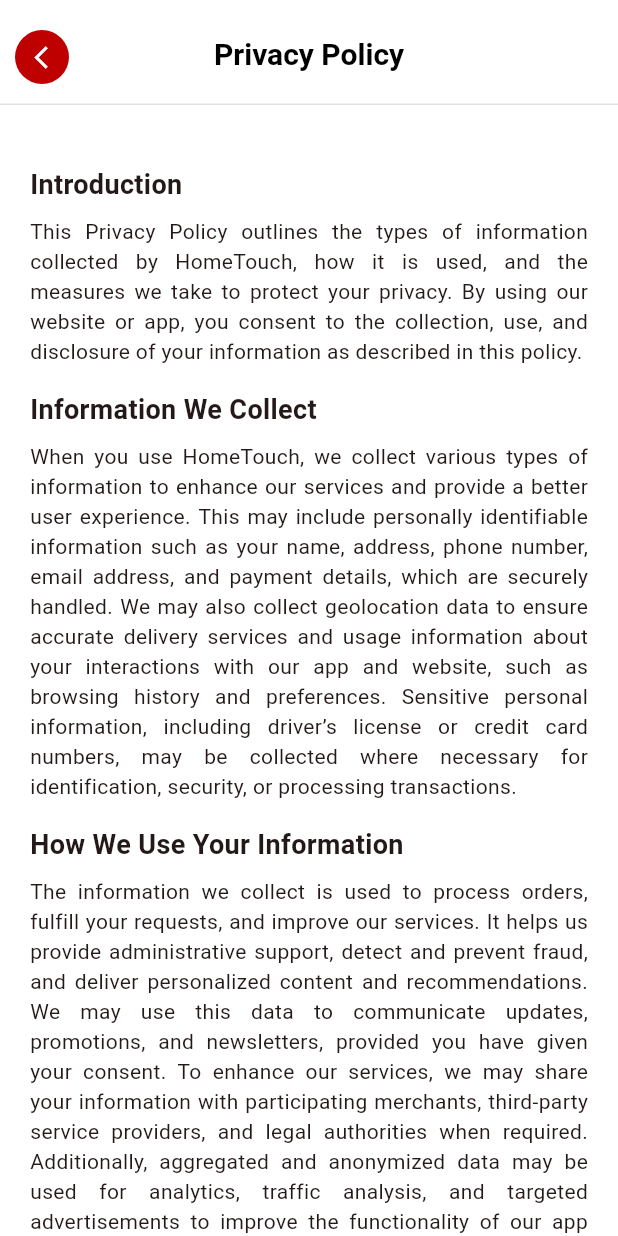
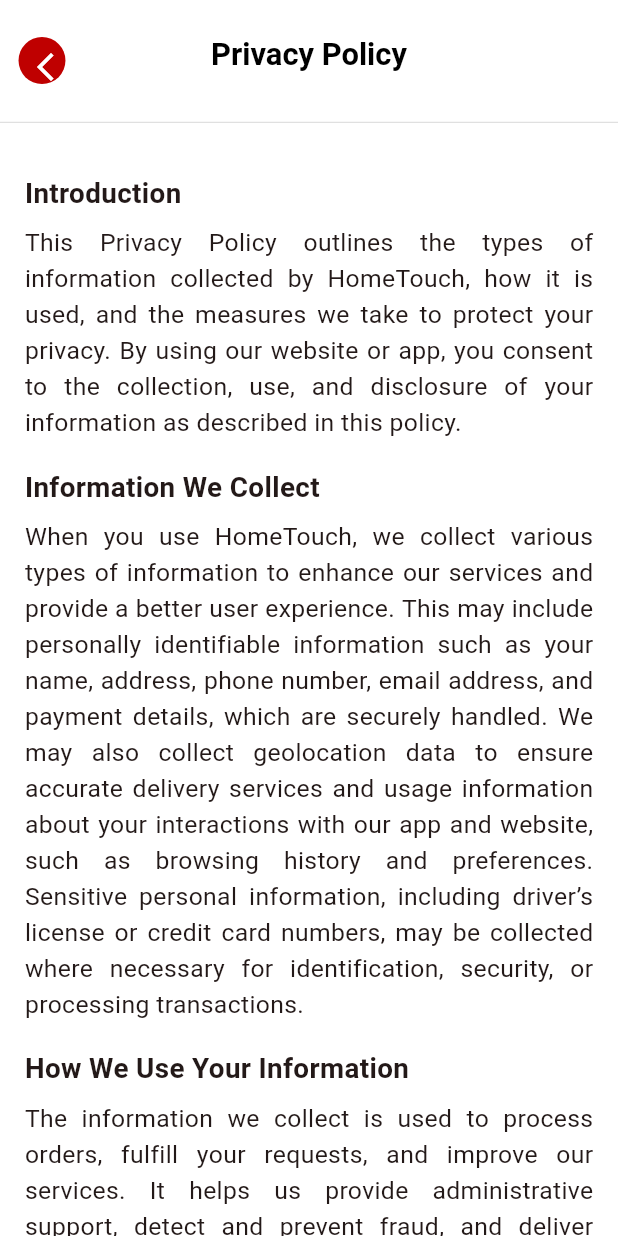
Before and after one commit to murtadha88/hometouch, a Flutter app: the SettingsPage screen opened directly, after a tap on "About Us", on a phone screen of 412 x 824 dp. Run offline on Flutter 3.47's test engine with Material 3 defaults, Android fonts, the phone set to English and light mode, and no system bars; our stand-ins replace cloud_firestore, firebase_auth, firebase_core, google_sign_in, shared_preferences; missing offline and left inert: flutter_facebook_auth; accounts and stored records are empty; network calls fail.

```diff
--- a/lib/main.dart
+++ b/lib/main.dart
@@ -1,7 +1,9 @@
 import 'package:firebase_core/firebase_core.dart';
 import 'package:flutter/material.dart';
 import 'package:hometouch/firebase_options.dart';
-import 'login_page.dart';
+// import 'login_page.dart';
+import 'progress_screen_page.dart';
+// import 'package:shared_preferences/shared_preferences.dart';
 
 void main() async {
   WidgetsFlutterBinding.ensureInitialized();
@@ -39,7 +41,7 @@
         colorScheme: ColorScheme.fromSeed(seedColor: Colors.red),
         useMaterial3: true,
       ),
-      home: const LoginPage(),
+      home: const ProgressScreen(),
     );
   }
 }
--- a/lib/pravicy_policy_page.dart
+++ b/lib/pravicy_policy_page.dart
@@ -3,19 +3,26 @@
 void main() {
   runApp(MaterialApp(
     debugShowCheckedModeBanner: false,
-    home: PrivactPolicy(),
+    home: PrivacyPolicy(),
   ));
 }
 
-class PrivactPolicy extends StatelessWidget {
+class PrivacyPolicy extends StatelessWidget {
   @override
   Widget build(BuildContext context) {
+    final double screenWidth = MediaQuery.of(context).size.width;
+    final double screenHeight = MediaQuery.of(context).size.height;
+
     return Scaffold(
       appBar: PreferredSize(
-        preferredSize: Size.fromHeight(70),
+        preferredSize: Size.fromHeight(screenHeight * 0.1),
         child: AppBar(
           leading: Padding(
-            padding: const EdgeInsets.only(top: 20.0, left: 8.0, right: 8.0),
+            padding: EdgeInsets.only(
+              top: screenHeight * 0.03,
+              left: screenWidth * 0.02,
+              right: screenWidth * 0.02,
+            ),
             child: GestureDetector(
               onTap: () {
                 Navigator.pop(context);
@@ -23,27 +30,29 @@
               child: Container(
                 decoration: BoxDecoration(
                   shape: BoxShape.circle,
-                  color: Color(0xFFBF0000),
+                  color: const Color(0xFFBF0000),
                 ),
                 alignment: Alignment.center,
-                padding: const EdgeInsets.only(
-                    top: 8.0, left: 12.0, right: 4.0, bottom: 8.0),
-                child: Icon(
-                  Icons.arrow_back_ios,
-                  color: Colors.white,
-                  size: 18,
+                padding: EdgeInsets.all(screenHeight * 0.01),
+                child: Padding(
+                  padding: EdgeInsets.only(left: screenWidth * 0.02),
+                  child: Icon(
+                    Icons.arrow_back_ios,
+                    color: Colors.white,
+                    size: screenWidth * 0.055,
+                  ),
                 ),
               ),
             ),
           ),
           title: Padding(
-            padding: const EdgeInsets.only(top: 16.0),
+            padding: EdgeInsets.only(top: screenHeight * 0.02),
             child: Text(
               'Privacy Policy',
               style: TextStyle(
                 fontWeight: FontWeight.bold,
                 color: Colors.black,
-                fontSize: 20,
+                fontSize: screenWidth * 0.05,
               ),
             ),
           ),
@@ -51,13 +60,11 @@
           backgroundColor: Colors.white,
           elevation: 0,
           bottom: PreferredSize(
-            preferredSize: Size.fromHeight(1),
+            preferredSize: Size.fromHeight(screenHeight * 0.002),
             child: Divider(
-              thickness: 1,
+              thickness: screenHeight * 0.001,
               color: Colors.grey[300],
-              height: 1,
-              indent: 0,
-              endIndent: 0,
+              height: screenHeight * 0.002,
             ),
           ),
         ),
@@ -65,119 +72,127 @@
       backgroundColor: Colors.white,
       body: SingleChildScrollView(
         child: Padding(
-          padding: const EdgeInsets.all(20.0),
+          padding: EdgeInsets.all(screenWidth * 0.04),
           child: Column(
             crossAxisAlignment: CrossAxisAlignment.start,
             children: [
               Padding(
-                padding: const EdgeInsets.only(top: 20.0),
+                padding: EdgeInsets.only(top: screenHeight * 0.02),
                 child: Text(
                   'Introduction',
                   style: TextStyle(
-                    fontSize: 18.0,
+                    fontSize: screenWidth * 0.045,
                     fontWeight: FontWeight.bold,
                   ),
                 ),
               ),
-              SizedBox(height: 8.0),
+              SizedBox(height: screenHeight * 0.01),
               Text(
                 'This Privacy Policy outlines the types of information collected by HomeTouch, how it is used, and the measures we take to protect your privacy. By using our website or app, you consent to the collection, use, and disclosure of your information as described in this policy.',
                 textAlign: TextAlign.justify,
+                style: TextStyle(fontSize: screenWidth * 0.04),
               ),
-              SizedBox(height: 16.0),
+              SizedBox(height: screenHeight * 0.02),
               Text(
                 'Information We Collect',
                 style: TextStyle(
-                  fontSize: 18.0,
+                  fontSize: screenWidth * 0.045,
                   fontWeight: FontWeight.bold,
                 ),
               ),
-              SizedBox(height: 8.0),
+              SizedBox(height: screenHeight * 0.01),
               Text(
                 'When you use HomeTouch, we collect various types of information to enhance our services and provide a better user experience. This may include personally identifiable information such as your name, address, phone number, email address, and payment details, which are securely handled. We may also collect geolocation data to ensure accurate delivery services and usage information about your interactions with our app and website, such as browsing history and preferences. Sensitive personal information, including driver’s license or credit card numbers, may be collected where necessary for identification, security, or processing transactions.',
                 textAlign: TextAlign.justify,
+                style: TextStyle(fontSize: screenWidth * 0.04),
               ),
-              SizedBox(height: 16.0),
+              SizedBox(height: screenHeight * 0.02),
               Text(
                 'How We Use Your Information',
                 style: TextStyle(
-                  fontSize: 18.0,
+                  fontSize: screenWidth * 0.045,
                   fontWeight: FontWeight.bold,
                 ),
               ),
-              SizedBox(height: 8.0),
+              SizedBox(height: screenHeight * 0.01),
               Text(
                 'The information we collect is used to process orders, fulfill your requests, and improve our services. It helps us provide administrative support, detect and prevent fraud, and deliver personalized content and recommendations. We may use this data to communicate updates, promotions, and newsletters, provided you have given your consent. To enhance our services, we may share your information with participating merchants, third-party service providers, and legal authorities when required. Additionally, aggregated and anonymized data may be used for analytics, traffic analysis, and targeted advertisements to improve the functionality of our app and website.',
                 textAlign: TextAlign.justify,
+                style: TextStyle(fontSize: screenWidth * 0.04),
               ),
-              SizedBox(height: 16.0),
+              SizedBox(height: screenHeight * 0.02),
               Text(
                 'Cookies and Tracking Technologies',
                 style: TextStyle(
-                  fontSize: 18.0,
+                  fontSize: screenWidth * 0.045,
                   fontWeight: FontWeight.bold,
                 ),
               ),
-              SizedBox(height: 8.0),
+              SizedBox(height: screenHeight * 0.01),
               Text(
                 'HomeTouch also uses cookies and other tracking technologies to automatically collect usage data whenever you interact with our platform. This data includes details about your device, operating system, and browsing activity. Such information allows us to diagnose technical issues, secure our platform, and improve your overall experience. Although this data is non-personally identifiable, we may share it with analytics partners and service providers for operational purposes.',
                 textAlign: TextAlign.justify,
+                style: TextStyle(fontSize: screenWidth * 0.04),
               ),
-              SizedBox(height: 16.0),
+              SizedBox(height: screenHeight * 0.02),
               Text(
                 'Compliance and Legal Disclosures',
                 style: TextStyle(
-                  fontSize: 18.0,
+                  fontSize: screenWidth * 0.045,
                   fontWeight: FontWeight.bold,
                 ),
               ),
-              SizedBox(height: 8.0),
+              SizedBox(height: screenHeight * 0.01),
               Text(
                 'To comply with legal requirements or protect our rights, we may disclose collected information to relevant authorities. In cases of mergers, acquisitions, or restructuring, your data may be transferred as part of the business assets. HomeTouch is committed to safeguarding your information and ensures that any such transfer complies with applicable laws.',
                 textAlign: TextAlign.justify,
+                style: TextStyle(fontSize: screenWidth * 0.04),
               ),
-              SizedBox(height: 16.0),
+              SizedBox(height: screenHeight * 0.02),
               Text(
                 'Third-Party Links and Services',
                 style: TextStyle(
-                  fontSize: 18.0,
+                  fontSize: screenWidth * 0.045,
                   fontWeight: FontWeight.bold,
                 ),
               ),
-              SizedBox(height: 8.0),
+              SizedBox(height: screenHeight * 0.01),
               Text(
                 'HomeTouch may include links to third-party websites or services. We are not responsible for their privacy practices, and users are encouraged to review their respective policies.',
                 textAlign: TextAlign.justify,
+                style: TextStyle(fontSize: screenWidth * 0.04),
               ),
-              SizedBox(height: 16.0),
+              SizedBox(height: screenHeight * 0.02),
               Text(
                 'Additional Rights for Residents',
                 style: TextStyle(
-                  fontSize: 18.0,
+                  fontSize: screenWidth * 0.045,
                   fontWeight: FontWeight.bold,
                 ),
               ),
-              SizedBox(height: 8.0),
+              SizedBox(height: screenHeight * 0.01),
               Text(
                 "Residents of certain jurisdictions, such as California and New York, have additional rights regarding the collection and use of their personal data. For example, California residents may request access to the categories of personal information shared with third parties and opt out of certain disclosures. Similarly, New York City residents can opt out of sharing their customer data with merchants. If you have specific concerns or wish to exercise your rights, please contact us at the details provided below.",
                 textAlign: TextAlign.justify,
+                style: TextStyle(fontSize: screenWidth * 0.04),
               ),
-              SizedBox(height: 16.0),
+              SizedBox(height: screenHeight * 0.02),
               Text(
                 'Policy Updates',
                 style: TextStyle(
-                  fontSize: 18.0,
+                  fontSize: screenWidth * 0.045,
                   fontWeight: FontWeight.bold,
                 ),
               ),
-              SizedBox(height: 8.0),
+              SizedBox(height: screenHeight * 0.01),
               Padding(
-                padding: const EdgeInsets.only(bottom: 20.0),
+                padding: EdgeInsets.only(bottom: screenHeight * 0.02),
                 child: Text(
                   "HomeTouch reserves the right to modify this Privacy Policy at any time. Updates will be posted on our website and app, and continued use of our platform constitutes your acknowledgment and agreement to the revised terms.",
                   textAlign: TextAlign.justify,
+                  style: TextStyle(fontSize: screenWidth * 0.04),
                 ),
-              )
+              ),
             ],
           ),
         ),
--- a/lib/setting_page.dart
+++ b/lib/setting_page.dart
@@ -126,7 +126,7 @@
               onTap: () {
                 Navigator.push(
                   context,
-                  MaterialPageRoute(builder: (context) => PrivactPolicy()),
+                  MaterialPageRoute(builder: (context) => PrivacyPolicy()),
                 );
               },
             ),
@@ -136,7 +136,7 @@
               onTap: () {
                 Navigator.push(
                   context,
-                  MaterialPageRoute(builder: (context) => PrivactPolicy()),
+                  MaterialPageRoute(builder: (context) => PrivacyPolicy()),
                 );
               },
             ),
--- a/lib/sign_up_page.dart
+++ b/lib/sign_up_page.dart
@@ -292,7 +292,7 @@
                                       context,
                                       MaterialPageRoute(
                                           builder: (context) =>
-                                              PrivactPolicy()),
+                                              PrivacyPolicy()),
                                     );
                                   },
                               ),
--- a/pubspec.yaml
+++ b/pubspec.yaml
@@ -41,6 +41,7 @@
   http: ^1.1.0
   flutter_keyboard_visibility: ^6.0.0
   cloud_firestore: ^5.6.2
+  shared_preferences: ^2.3.5
 
 dev_dependencies:
   flutter_test:
```
Also changed, not shown: lib/final_welcome_page.dart (added, +81 -0 lines), lib/progress_screen_page.dart (added, +136 -0 lines), lib/second_welcome_page.dart (added, +104 -0 lines), lib/term_of_services_page.dart (+43 -32 lines), lib/third_welcome_page.dart (added, +104 -0 lines), lib/welcome_page.dart (added, +104 -0 lines), pubspec.lock, 1 other file.
